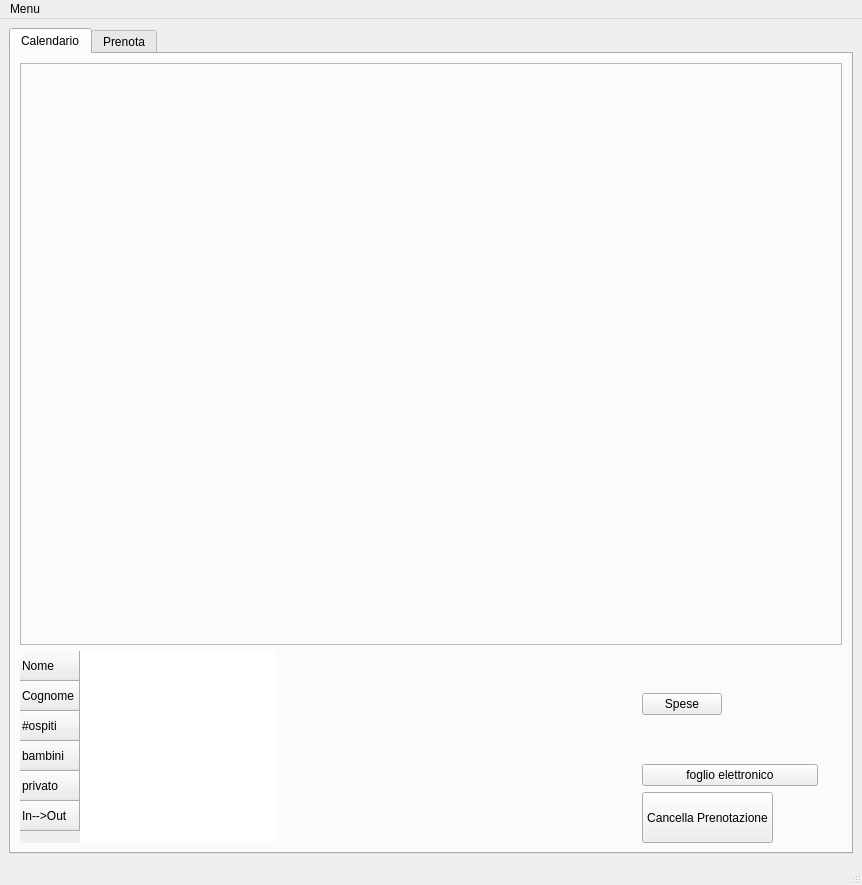
Above: gui.ui from LucioPg/ErbaVento before the change. Below: the same form after it.
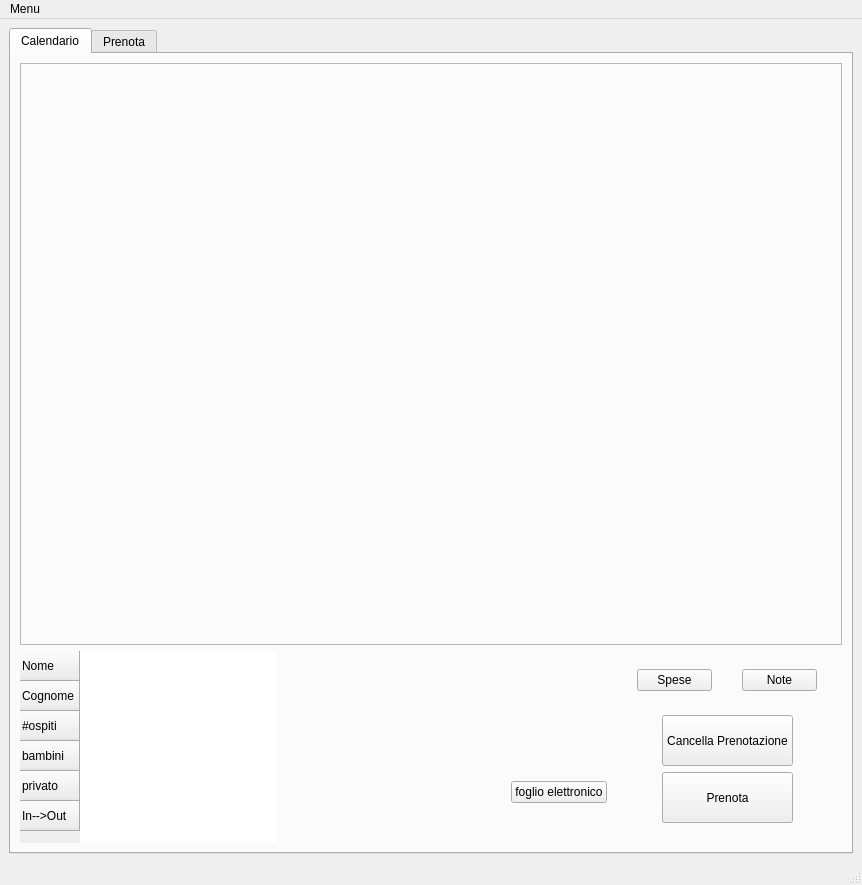
That is the form after the change.

Commit message:
aggiunta dei pulsati bot_note e bot_prenota
la label della data e il pulsante per i csv sono stati
 spostati a sinistra

 la data ora viene scritta da subito

The edit to the form file:
```diff
--- a/gui.ui
+++ b/gui.ui
@@ -42,7 +42,7 @@
                               </widget>
                           </item>
                           <item row="1" column="0">
-                              <layout class="QHBoxLayout" name="horizontalLayout_22">
+                              <layout class="QHBoxLayout" name="horizontalLayout_26">
                                   <item>
                                       <widget class="QTableWidget" name="tableWidget_info_ospite">
                                           <property name="sizePolicy">
@@ -143,19 +143,7 @@
                                       </spacer>
                                   </item>
                                   <item>
-                                      <layout class="QVBoxLayout" name="verticalLayout_10">
-                                          <property name="rightMargin">
-                                              <number>24</number>
-                                          </property>
-                                          <item>
-                                              <layout class="QHBoxLayout" name="horizontalLayout">
-                                                  <item>
-                                                      <widget class="QPushButton" name="bot_spese">
-                                                          <property name="text">
-                                                              <string>Spese</string>
-                                                          </property>
-                                                      </widget>
-                                                  </item>
+                                      <layout class="QVBoxLayout" name="verticalLayout_11">
                                                   <item>
                                                       <widget class="QLabel" name="label_data">
                                                           <property name="sizePolicy">
@@ -175,8 +163,6 @@
                                                           </property>
                                                       </widget>
                                                   </item>
-                                              </layout>
-                                          </item>
                                           <item>
                                               <widget class="QPushButton" name="bot_foglio">
                                                   <property name="text">
@@ -185,6 +171,85 @@
                                               </widget>
                                           </item>
                                           <item>
+                                              <spacer name="verticalSpacer_6">
+                                                  <property name="orientation">
+                                                      <enum>Qt::Vertical</enum>
+                                                  </property>
+                                                  <property name="sizeType">
+                                                      <enum>QSizePolicy::Preferred</enum>
+                                                  </property>
+                                                  <property name="sizeHint" stdset="0">
+                                                      <size>
+                                                          <width>20</width>
+                                                          <height>40</height>
+                                                      </size>
+                                                  </property>
+                                              </spacer>
+                                          </item>
+                                      </layout>
+                                  </item>
+                                  <item>
+                                      <layout class="QVBoxLayout" name="verticalLayout_12">
+                                          <item>
+                                              <layout class="QHBoxLayout" name="horizontalLayout">
+                                                  <item>
+                                                      <widget class="QPushButton" name="bot_spese">
+                                                          <property name="minimumSize">
+                                                              <size>
+                                                                  <width>75</width>
+                                                                  <height>0</height>
+                                                              </size>
+                                                          </property>
+                                                          <property name="maximumSize">
+                                                              <size>
+                                                                  <width>75</width>
+                                                                  <height>16777215</height>
+                                                              </size>
+                                                          </property>
+                                                          <property name="text">
+                                                              <string>Spese</string>
+                                                          </property>
+                                                      </widget>
+                                                  </item>
+                                                  <item>
+                                                      <widget class="QPushButton" name="bot_note">
+                                                          <property name="minimumSize">
+                                                              <size>
+                                                                  <width>75</width>
+                                                                  <height>0</height>
+                                                              </size>
+                                                          </property>
+                                                          <property name="maximumSize">
+                                                              <size>
+                                                                  <width>75</width>
+                                                                  <height>16777215</height>
+                                                              </size>
+                                                          </property>
+                                                          <property name="text">
+                                                              <string>Note</string>
+                                                          </property>
+                                                      </widget>
+                                                  </item>
+                                              </layout>
+                                          </item>
+                                          <item>
+                                              <layout class="QHBoxLayout" name="horizontalLayout_22">
+                                                  <item>
+                                                      <spacer name="horizontalSpacer_18">
+                                                          <property name="orientation">
+                                                              <enum>Qt::Horizontal</enum>
+                                                          </property>
+                                                          <property name="sizeHint" stdset="0">
+                                                              <size>
+                                                                  <width>40</width>
+                                                                  <height>20</height>
+                                                              </size>
+                                                          </property>
+                                                      </spacer>
+                                                  </item>
+                                                  <item>
+                                                      <layout class="QVBoxLayout" name="verticalLayout_10">
+                                                          <item>
                                               <widget class="QPushButton" name="bot_cancella">
                                                   <property name="sizePolicy">
                                                       <sizepolicy hsizetype="Fixed" vsizetype="Fixed">
@@ -208,6 +273,48 @@
                                                       <string>Cancella Prenotazione</string>
                                                   </property>
                                               </widget>
+                                                          </item>
+                                                          <item>
+                                                              <widget class="QPushButton" name="bot_prenota">
+                                                                  <property name="sizePolicy">
+                                                                      <sizepolicy hsizetype="Fixed" vsizetype="Fixed">
+                                                                          <horstretch>0</horstretch>
+                                                                          <verstretch>0</verstretch>
+                                                                      </sizepolicy>
+                                                                  </property>
+                                                                  <property name="minimumSize">
+                                                                      <size>
+                                                                          <width>131</width>
+                                                                          <height>51</height>
+                                                                      </size>
+                                                                  </property>
+                                                                  <property name="maximumSize">
+                                                                      <size>
+                                                                          <width>131</width>
+                                                                          <height>51</height>
+                                                                      </size>
+                                                                  </property>
+                                                                  <property name="text">
+                                                                      <string>Prenota</string>
+                                                                  </property>
+                                                              </widget>
+                                                          </item>
+                                                      </layout>
+                                                  </item>
+                                                  <item>
+                                                      <spacer name="horizontalSpacer_12">
+                                                          <property name="orientation">
+                                                              <enum>Qt::Horizontal</enum>
+                                                          </property>
+                                                          <property name="sizeHint" stdset="0">
+                                                              <size>
+                                                                  <width>40</width>
+                                                                  <height>20</height>
+                                                              </size>
+                                                          </property>
+                                                      </spacer>
+                                                  </item>
+                                              </layout>
                                           </item>
                                       </layout>
                                   </item>
```
Lines whose indentation alone changed are shown as unchanged. The commit also changes 2 other files.
